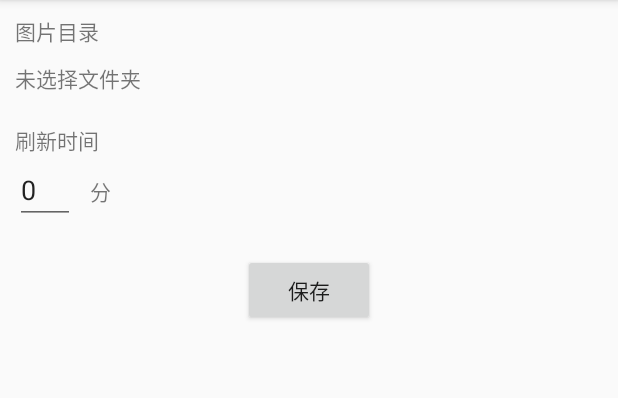
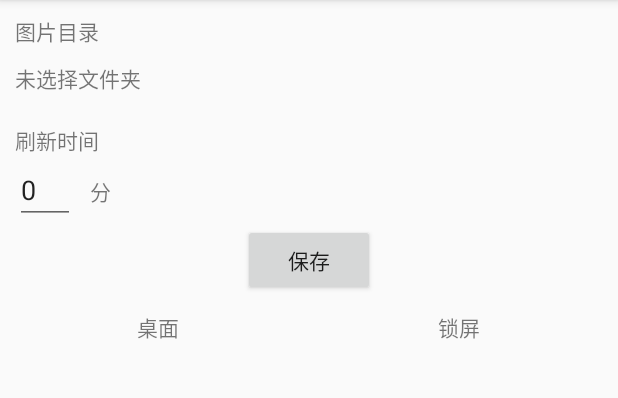
Before and after one commit to originalMemory/auto-wallpaper, an Android app: the screen it shows after launch (MainActivity), on a phone screen of 412 x 824 dp, the part 84-482 px from its top. Run offline under Robolectric (Android 15) with nearby library versions, the phone set to English and light mode, and no system bars; libraries missing offline, so code that uses them is left out: me.rosuh.filepicker.

Commit message:
MOD: 显示锁屏图片

```diff
--- a/app/src/main/java/com/example/autowallpaper/AutoWallpaperService.kt
+++ b/app/src/main/java/com/example/autowallpaper/AutoWallpaperService.kt
@@ -42,6 +42,7 @@ class AutoWallpaperService : Service() {
                 date.set(Calendar.SECOND, 0)
                 val delayTime = date.timeInMillis - System.currentTimeMillis()
                 handler.postDelayed(runnable, delayTime)
+                return@Runnable
             }
             val imagePath = imagePaths[currentImageIndex]
             log("index: $currentImageIndex\timageName:${imagePath.substringAfterLast('/')}")
--- a/app/src/main/res/layout/activity_main.xml
+++ b/app/src/main/res/layout/activity_main.xml
@@ -55,23 +55,80 @@
         android:layout_width="wrap_content"
         android:layout_height="wrap_content"
         android:layout_gravity="center_horizontal"
-        android:layout_marginTop="20dp"
+        android:layout_marginBottom="10dp"
         android:text="保存"/>
+
+    <LinearLayout
+        android:layout_width="match_parent"
+        android:orientation="horizontal"
+        android:layout_height="match_parent">
+
+        <LinearLayout
+            android:layout_width="0dp"
+            android:layout_weight="1"
+            android:orientation="vertical"
+            android:layout_height="match_parent">
+
+            <TextView
+                android:layout_width="wrap_content"
+                android:layout_height="wrap_content"
+                android:text="桌面"
+                android:layout_marginBottom="10dp"
+                android:layout_gravity="center"/>
 
             <TextView
                 android:layout_marginTop="20dp"
                 android:layout_width="wrap_content"
+                android:layout_marginBottom="10dp"
                 android:layout_height="wrap_content"
-        android:maxLines="1"
+                android:maxLines="2"
                 android:ellipsize="end"
-        android:singleLine="true"
+                android:textAlignment="center"
                 android:layout_gravity="center_horizontal"
-        android:id="@+id/currentIndexTextView"/>
+                android:id="@+id/systemIndexTextView"/>
 
             <ImageView
-        android:id="@+id/imageView"
+                android:id="@+id/systemImageView"
                 android:layout_width="match_parent"
-        android:layout_height="0dp"
-        android:layout_weight="1"/>
+                android:layout_height="match_parent"/>
 
         </LinearLayout>
+
+        <Space
+            android:layout_width="10dp"
+            android:layout_height="match_parent"/>
+
+        <LinearLayout
+            android:layout_width="0dp"
+            android:layout_weight="1"
+            android:layout_height="match_parent"
+            android:orientation="vertical">
+
+            <TextView
+                android:layout_width="wrap_content"
+                android:layout_height="wrap_content"
+                android:text="锁屏"
+                android:layout_marginBottom="10dp"
+                android:layout_gravity="center"/>
+
+            <TextView
+                android:layout_marginTop="20dp"
+                android:layout_marginBottom="10dp"
+                android:layout_width="wrap_content"
+                android:layout_height="wrap_content"
+                android:maxLines="2"
+                android:ellipsize="end"
+                android:textAlignment="center"
+                android:layout_gravity="center_horizontal"
+                android:id="@+id/lockIndexTextView"/>
+
+            <ImageView
+                android:id="@+id/lockImageView"
+                android:layout_width="match_parent"
+                android:layout_height="match_parent"/>
+
+        </LinearLayout>
+
+    </LinearLayout>
+
+</LinearLayout>
```
Also changed, not shown: app/src/main/java/com/example/autowallpaper/MainActivity.kt (+16 -10 lines). Lines whose indentation alone changed are shown as unchanged.
